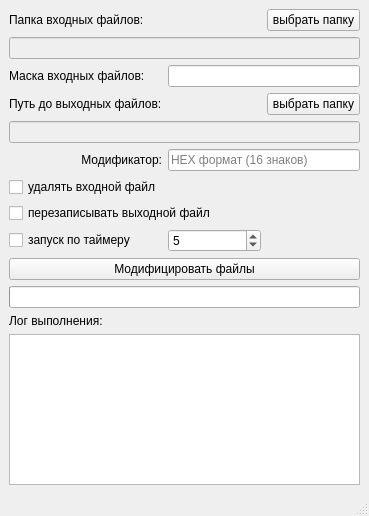
This is mainwindow.ui in Danila-Code/cpp-file-modificator as Qt 5 draws it before an edit. The edited form follows.
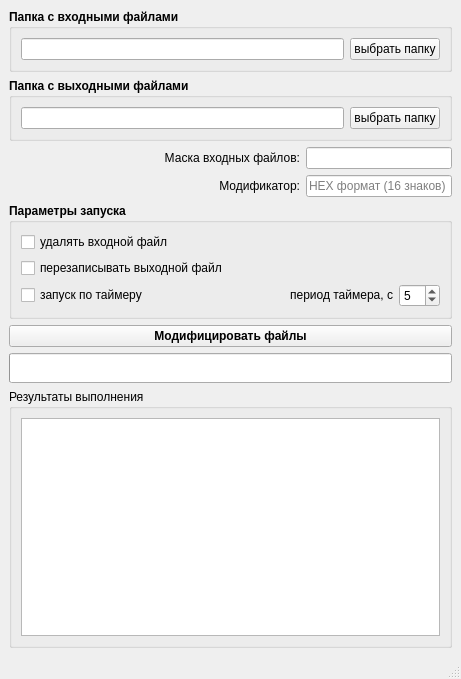
This is the edited form.

The edit to the form file:
```diff
--- a/mainwindow.ui
+++ b/mainwindow.ui
@@ -6,24 +6,151 @@
    <rect>
     <x>0</x>
     <y>0</y>
-    <width>369</width>
-    <height>516</height>
+    <width>461</width>
+    <height>679</height>
    </rect>
   </property>
   <property name="windowTitle">
    <string>MainWindow</string>
   </property>
   <widget class="QWidget" name="centralwidget">
-   <layout class="QGridLayout" name="gridLayout">
-    <item row="0" column="2">
+   <layout class="QVBoxLayout" name="verticalLayout_2">
+    <item>
+     <layout class="QVBoxLayout" name="verticalLayout" stretch="10,10,20,20,10,12,50">
+      <item>
+       <widget class="QGroupBox" name="gb_input_path">
+        <property name="font">
+         <font>
+          <bold>true</bold>
+         </font>
+        </property>
+        <property name="title">
+         <string>Папка с входными файлами</string>
+        </property>
+        <layout class="QHBoxLayout" name="horizontalLayout">
+         <item>
+          <widget class="QLineEdit" name="le_input_dir">
+           <property name="enabled">
+            <bool>true</bool>
+           </property>
+           <property name="font">
+            <font>
+             <bold>false</bold>
+            </font>
+           </property>
+           <property name="readOnly">
+            <bool>true</bool>
+           </property>
+          </widget>
+         </item>
+         <item>
      <widget class="QPushButton" name="pb_browse_input">
+           <property name="sizePolicy">
+            <sizepolicy hsizetype="Preferred" vsizetype="Fixed">
+             <horstretch>0</horstretch>
+             <verstretch>0</verstretch>
+            </sizepolicy>
+           </property>
+           <property name="font">
+            <font>
+             <bold>false</bold>
+            </font>
+           </property>
       <property name="text">
        <string>выбрать папку</string>
       </property>
      </widget>
     </item>
-    <item row="5" column="1" colspan="2">
+        </layout>
+       </widget>
+      </item>
+      <item>
+       <widget class="QGroupBox" name="gb_output_path">
+        <property name="font">
+         <font>
+          <bold>true</bold>
+         </font>
+        </property>
+        <property name="title">
+         <string>Папка с выходными файлами</string>
+        </property>
+        <layout class="QHBoxLayout" name="horizontalLayout_2">
+         <item>
+          <widget class="QLineEdit" name="le_output_path">
+           <property name="enabled">
+            <bool>true</bool>
+           </property>
+           <property name="font">
+            <font>
+             <bold>false</bold>
+            </font>
+           </property>
+           <property name="readOnly">
+            <bool>true</bool>
+           </property>
+          </widget>
+         </item>
+         <item>
+          <widget class="QPushButton" name="pb_browse_output">
+           <property name="sizePolicy">
+            <sizepolicy hsizetype="Preferred" vsizetype="Fixed">
+             <horstretch>0</horstretch>
+             <verstretch>0</verstretch>
+            </sizepolicy>
+           </property>
+           <property name="font">
+            <font>
+             <bold>false</bold>
+            </font>
+           </property>
+           <property name="text">
+            <string>выбрать папку</string>
+           </property>
+          </widget>
+         </item>
+        </layout>
+       </widget>
+      </item>
+      <item>
+       <layout class="QGridLayout" name="gridLayout" columnstretch="2,1">
+        <item row="0" column="0">
+         <widget class="QLabel" name="lbl_input_mask">
+          <property name="text">
+           <string>Маска входных файлов:</string>
+          </property>
+          <property name="alignment">
+           <set>Qt::AlignmentFlag::AlignRight|Qt::AlignmentFlag::AlignTrailing|Qt::AlignmentFlag::AlignVCenter</set>
+          </property>
+         </widget>
+        </item>
+        <item row="1" column="0">
+         <widget class="QLabel" name="lbl_modifier">
+          <property name="text">
+           <string>Модификатор:</string>
+          </property>
+          <property name="alignment">
+           <set>Qt::AlignmentFlag::AlignRight|Qt::AlignmentFlag::AlignTrailing|Qt::AlignmentFlag::AlignVCenter</set>
+          </property>
+         </widget>
+        </item>
+        <item row="0" column="1">
+         <widget class="QLineEdit" name="le_input_mask">
+          <property name="sizePolicy">
+           <sizepolicy hsizetype="Preferred" vsizetype="Fixed">
+            <horstretch>0</horstretch>
+            <verstretch>0</verstretch>
+           </sizepolicy>
+          </property>
+         </widget>
+        </item>
+        <item row="1" column="1">
      <widget class="QLineEdit" name="le_modifier">
+          <property name="sizePolicy">
+           <sizepolicy hsizetype="Preferred" vsizetype="Fixed">
+            <horstretch>0</horstretch>
+            <verstretch>0</verstretch>
+           </sizepolicy>
+          </property>
       <property name="inputMask">
        <string/>
       </property>
@@ -35,101 +162,123 @@
       </property>
      </widget>
     </item>
-    <item row="11" column="1">
-     <widget class="QSpinBox" name="sbx_timer_period">
-      <property name="value">
-       <number>5</number>
+       </layout>
+      </item>
+      <item>
+       <widget class="QGroupBox" name="gb_launch_par">
+        <property name="font">
+         <font>
+          <bold>true</bold>
+         </font>
+        </property>
+        <property name="title">
+         <string>Параметры запуска</string>
+        </property>
+        <layout class="QGridLayout" name="gridLayout_2">
+         <item row="1" column="0">
+          <widget class="QCheckBox" name="cbx_overwrite">
+           <property name="font">
+            <font>
+             <bold>false</bold>
+            </font>
+           </property>
+           <property name="text">
+            <string>перезаписывать выходной файл</string>
       </property>
      </widget>
     </item>
     <item row="2" column="0">
-     <widget class="QLabel" name="lbl_input_mask">
-      <property name="text">
-       <string>Маска входных файлов:</string>
-      </property>
-     </widget>
-    </item>
-    <item row="11" column="0">
      <widget class="QCheckBox" name="cbx_timer">
+           <property name="font">
+            <font>
+             <bold>false</bold>
+            </font>
+           </property>
       <property name="text">
        <string>запуск по таймеру</string>
       </property>
      </widget>
     </item>
-    <item row="7" column="0" colspan="2">
-     <widget class="QCheckBox" name="cbx_overwrite">
-      <property name="text">
-       <string>перезаписывать выходной файл</string>
-      </property>
-     </widget>
-    </item>
     <item row="0" column="0">
-     <widget class="QLabel" name="lbl_input_dir">
-      <property name="text">
-       <string>Папка входных файлов:</string>
-      </property>
-     </widget>
-    </item>
-    <item row="6" column="0" colspan="2">
      <widget class="QCheckBox" name="cbx_delete">
+           <property name="font">
+            <font>
+             <bold>false</bold>
+            </font>
+           </property>
       <property name="text">
        <string>удалять входной файл</string>
       </property>
      </widget>
     </item>
-    <item row="3" column="0">
-     <widget class="QLabel" name="lbl_output_path">
+         <item row="2" column="2">
+          <widget class="QSpinBox" name="sbx_timer_period">
+           <property name="sizePolicy">
+            <sizepolicy hsizetype="Preferred" vsizetype="Fixed">
+             <horstretch>0</horstretch>
+             <verstretch>0</verstretch>
+            </sizepolicy>
+           </property>
+           <property name="font">
+            <font>
+             <bold>false</bold>
+            </font>
+           </property>
+           <property name="value">
+            <number>5</number>
+           </property>
+          </widget>
+         </item>
+         <item row="2" column="1">
+          <widget class="QLabel" name="lbl_timer_period">
+           <property name="sizePolicy">
+            <sizepolicy hsizetype="Expanding" vsizetype="Fixed">
+             <horstretch>0</horstretch>
+             <verstretch>0</verstretch>
+            </sizepolicy>
+           </property>
+           <property name="font">
+            <font>
+             <bold>false</bold>
+            </font>
+           </property>
       <property name="text">
-       <string>Путь до выходных файлов:</string>
-      </property>
-     </widget>
-    </item>
-    <item row="4" column="0" colspan="3">
-     <widget class="QLineEdit" name="le_output_path">
-      <property name="enabled">
-       <bool>false</bool>
-      </property>
-     </widget>
-    </item>
-    <item row="12" column="0" colspan="3">
+            <string>период таймера, с</string>
+           </property>
+           <property name="alignment">
+            <set>Qt::AlignmentFlag::AlignRight|Qt::AlignmentFlag::AlignTrailing|Qt::AlignmentFlag::AlignVCenter</set>
+           </property>
+          </widget>
+         </item>
+        </layout>
+       </widget>
+      </item>
+      <item>
      <widget class="QPushButton" name="pb_modificate">
+        <property name="font">
+         <font>
+          <bold>true</bold>
+         </font>
+        </property>
       <property name="text">
        <string>Модифицировать файлы</string>
       </property>
      </widget>
     </item>
-    <item row="2" column="1" colspan="2">
-     <widget class="QLineEdit" name="le_input_mask"/>
-    </item>
-    <item row="3" column="2">
-     <widget class="QPushButton" name="pb_browse_output">
-      <property name="text">
-       <string>выбрать папку</string>
-      </property>
-     </widget>
-    </item>
-    <item row="1" column="0" colspan="3">
-     <widget class="QLineEdit" name="le_input_dir">
-      <property name="enabled">
-       <bool>false</bool>
-      </property>
-     </widget>
-    </item>
-    <item row="5" column="0">
-     <widget class="QLabel" name="lbl_modifier">
-      <property name="text">
-       <string>Модификатор:</string>
-      </property>
-      <property name="alignment">
-       <set>Qt::AlignmentFlag::AlignRight|Qt::AlignmentFlag::AlignTrailing|Qt::AlignmentFlag::AlignVCenter</set>
-      </property>
-     </widget>
-    </item>
-    <item row="15" column="0" colspan="3">
-     <widget class="QListWidget" name="lst_status"/>
-    </item>
-    <item row="13" column="0" colspan="3">
+      <item>
      <widget class="QProgressBar" name="pb_progress">
+        <property name="sizePolicy">
+         <sizepolicy hsizetype="Expanding" vsizetype="Fixed">
+          <horstretch>0</horstretch>
+          <verstretch>0</verstretch>
+         </sizepolicy>
+        </property>
+        <property name="minimumSize">
+         <size>
+          <width>0</width>
+          <height>30</height>
+         </size>
+        </property>
       <property name="baseSize">
        <size>
         <width>0</width>
@@ -153,12 +302,32 @@
       </property>
      </widget>
     </item>
-    <item row="14" column="0" colspan="2">
-     <widget class="QLabel" name="lbl_log">
-      <property name="text">
-       <string>Лог выполнения:</string>
-      </property>
-     </widget>
+      <item>
+       <widget class="QGroupBox" name="gb_results">
+        <property name="sizePolicy">
+         <sizepolicy hsizetype="Expanding" vsizetype="Expanding">
+          <horstretch>0</horstretch>
+          <verstretch>0</verstretch>
+         </sizepolicy>
+        </property>
+        <property name="title">
+         <string>Результаты выполнения</string>
+        </property>
+        <layout class="QVBoxLayout" name="verticalLayout_3">
+         <item>
+          <widget class="QListWidget" name="lst_status">
+           <property name="sizePolicy">
+            <sizepolicy hsizetype="Expanding" vsizetype="Expanding">
+             <horstretch>0</horstretch>
+             <verstretch>0</verstretch>
+            </sizepolicy>
+           </property>
+          </widget>
+         </item>
+        </layout>
+       </widget>
+      </item>
+     </layout>
     </item>
    </layout>
   </widget>
```
Left out of the diff: 4 changed lines with no effect on the pictures. Lines whose indentation alone changed are shown as unchanged.
